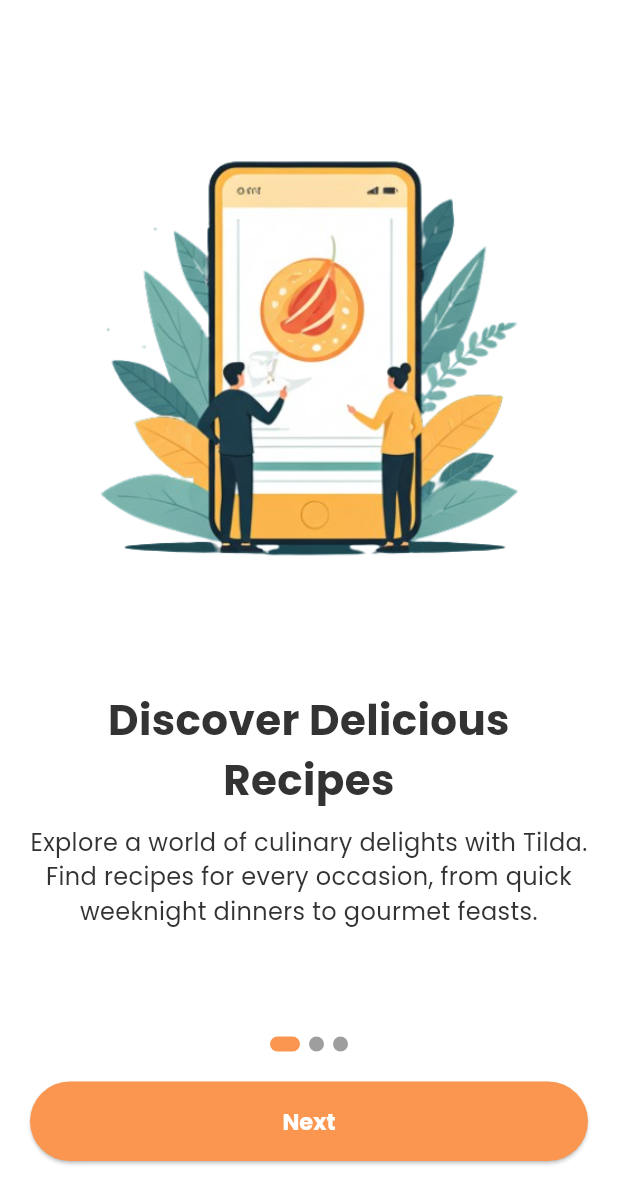
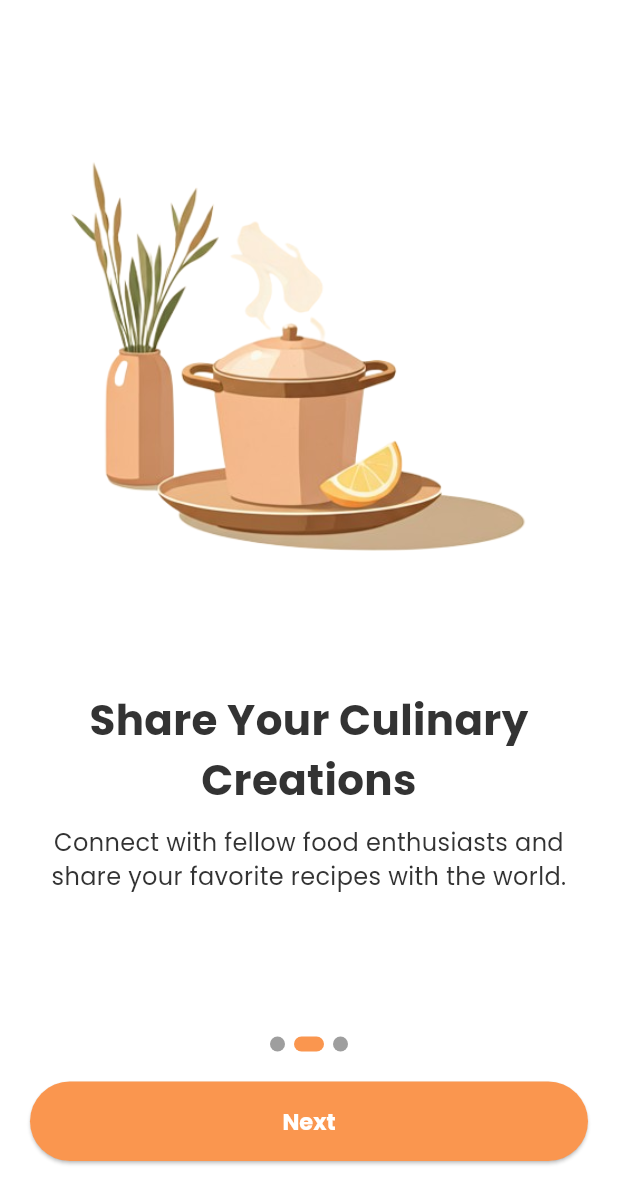
Before and after one commit to iamrachking/tilda_recipes, a Flutter app: the screen it shows after launch, after a tap on "Next", on a phone screen of 412 x 824 dp. Shown: the top 1204 px of the screen. Run offline on Flutter 3.47's test engine with Material 3 defaults, Android fonts, the phone set to English and light mode, and no system bars; our stand-ins replace cloud_firestore, firebase_auth, firebase_core, google_fonts, shared_preferences; accounts and stored records are empty.

Commit message:
Show onboarding only once using SharedPreferences

```diff
--- a/lib/main.dart
+++ b/lib/main.dart
@@ -1,4 +1,6 @@
 import 'package:flutter/material.dart';
+import 'package:shared_preferences/shared_preferences.dart';
+import 'package:tilda_recipes/screens/home.dart';
 import 'package:tilda_recipes/screens/onboarding.dart';
 import 'package:tilda_recipes/themes/app_theme.dart';
 import 'package:firebase_core/firebase_core.dart';
@@ -7,18 +9,21 @@ import 'firebase_options.dart';
 void main() async {
   WidgetsFlutterBinding.ensureInitialized();
   await Firebase.initializeApp(options: DefaultFirebaseOptions.currentPlatform);
-  runApp(const MyApp());
+  final prefs = await SharedPreferences.getInstance();
+  final seenOnboarding = prefs.getBool("onboarding_seen") ?? false;
+  runApp(MyApp(seenOnboarding: seenOnboarding));
 }
 
 class MyApp extends StatelessWidget {
-  const MyApp({super.key});
+  final bool seenOnboarding;
+  const MyApp({super.key, required this.seenOnboarding});
 
   @override
   Widget build(BuildContext context) {
     return MaterialApp(
       debugShowCheckedModeBanner: false,
       theme: AppTheme.lightTheme,
-      home: Onboarding(),
+      home: seenOnboarding ? HomeScreen() : Onboarding(),
     );
   }
 }
--- a/lib/screens/onboarding.dart
+++ b/lib/screens/onboarding.dart
@@ -1,4 +1,6 @@
 import 'package:flutter/material.dart';
+import 'package:shared_preferences/shared_preferences.dart';
+import 'package:tilda_recipes/screens/home.dart';
 import 'package:tilda_recipes/themes/app_theme.dart';
 import 'package:tilda_recipes/widgets/onboarding_page.dart';
 
@@ -11,6 +13,7 @@ class Onboarding extends StatefulWidget {
 
 class _OnboardingState extends State<Onboarding> {
   int currentPage = 0;
+  final PageController controller = PageController();
   final List<Map<String, String>> onboardingData = [
     {
       "image": "assets/images/onboarding_1_r.png",
@@ -37,7 +40,7 @@ class _OnboardingState extends State<Onboarding> {
       body: Stack(
         children: [
           PageView.builder(
-            controller: PageController(),
+            controller: controller,
             itemCount: onboardingData.length,
             onPageChanged: (index) => {
               setState(() {
@@ -82,7 +85,29 @@ class _OnboardingState extends State<Onboarding> {
                 Container(
                   margin: EdgeInsets.all(0),
                   width: double.infinity,
-                  child: ElevatedButton(onPressed: () {}, child: Text("Next")),
+                  child: ElevatedButton(
+                    onPressed: () async {
+                      if (currentPage < onboardingData.length - 1) {
+                        controller.nextPage(
+                          duration: Duration(microseconds: 300),
+                          curve: Curves.ease,
+                        );
+                      } else {
+                        final prefs = await SharedPreferences.getInstance();
+                        await prefs.setBool('onboarding_seen', true);
+                        if (!mounted) return;
+                        Navigator.pushReplacement(
+                          context,
+                          MaterialPageRoute(builder: (_) => HomeScreen()),
+                        );
+                      }
+                    },
+                    child: Text(
+                      currentPage == onboardingData.length - 1
+                          ? "Get Started"
+                          : "Next",
+                    ),
+                  ),
                 ),
               ],
             ),
--- a/pubspec.yaml
+++ b/pubspec.yaml
@@ -33,6 +33,7 @@ dependencies:
   flutter_native_splash: ^2.4.6
   font_awesome_flutter: ^10.10.0
   flutter_launcher_icons: ^0.14.4
+  shared_preferences: ^2.5.3
 
 dev_dependencies:
   flutter_test:
```
Also changed, not shown: lib/screens/home.dart (added, +15 -0 lines), pubspec.lock, 1 other file.
